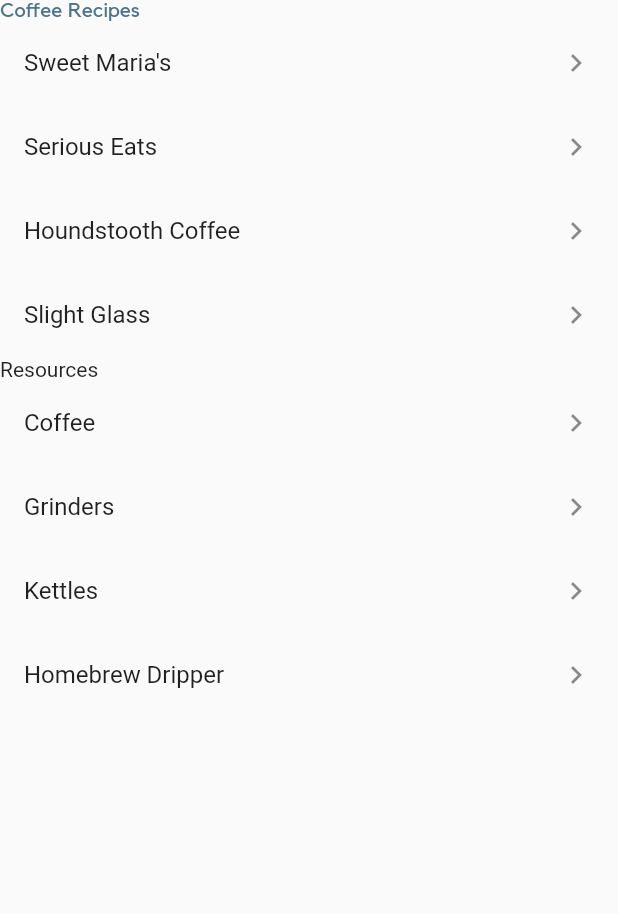
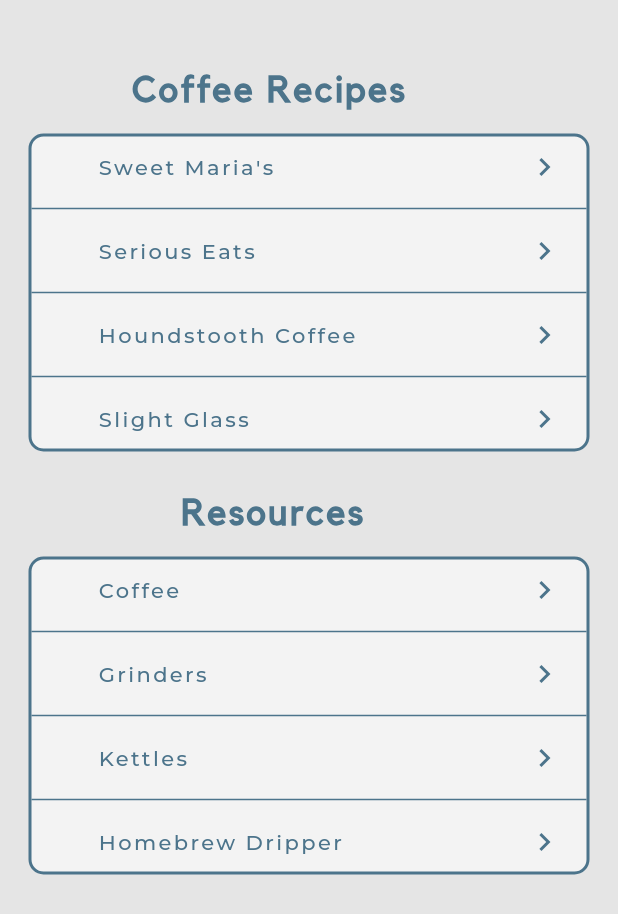
Before and after one commit to utrgv-software-engineering/homebrew-dripper-NoFlo911, a Flutter app: the screen it shows after launch, on a phone screen of 412 x 824 dp. Shown: the top 914 px of the screen. Run offline on Flutter 3.47's test engine with Material 2 defaults, Android fonts, the phone set to English and light mode, and no system bars; project files that could hold a hidden picture were left out.

Commit message:
selection

```diff
--- a/lib/screens/recipe_selection_screen.dart
+++ b/lib/screens/recipe_selection_screen.dart
@@ -9,20 +9,62 @@ class RecipeSelectionScreen extends StatelessWidget {
   @override
   Widget build(BuildContext context) {
     return Scaffold(
+      backgroundColor: Color(0xffe5e5e5),
       body: ListView(
         children: [
-          Text(
+          Container(
+            margin: EdgeInsets.fromLTRB(87, 49, 87, 16),
+            child: Text(
               "Coffee Recipes",
               key: Key("coffee-recipes"),
               style: TextStyle(
                   color: Color(0xff4c748b),
-              fontWeight: FontWeight.w400,
+                  fontWeight: FontWeight.w700,
                   fontFamily: "Kollektif",
+                  fontSize: 24,
+                  letterSpacing: 1.6),
             ),
           ),
-          RecipeList(),
-          Text("Resources", key: Key("resources-text")),
-          ResourceList()
+          Container(
+              decoration: BoxDecoration(
+                  color: Color(0xfff3f3f3),
+                  border: Border.all(
+                      color: Color(0xff4c748b),
+                      width: 2.0,
+                      style: BorderStyle.solid),
+                  borderRadius: BorderRadius.circular(10.0)),
+              margin: EdgeInsets.only(
+                left: 19,
+                bottom: 0,
+                right: 19,
+              ),
+              child: RecipeList()),
+          Container(
+            margin: EdgeInsets.fromLTRB(120, 30, 120, 16),
+            child: Text(
+              "Resources",
+              key: Key("resources-text"),
+              style: TextStyle(
+                  color: Color(0xff4c748b),
+                  fontWeight: FontWeight.w700,
+                  fontFamily: "Kollektif",
+                  fontSize: 24,
+                  letterSpacing: 1.6),
+            ),
+          ),
+          Container(
+              decoration: BoxDecoration(
+                  color: Color(0xfff3f3f3),
+                  border: Border.all(
+                      color: Color(0xff4c748b),
+                      width: 2.0,
+                      style: BorderStyle.solid),
+                  borderRadius: BorderRadius.circular(10.0)),
+              margin: EdgeInsets.only(
+                left: 19,
+                right: 19,
+              ),
+              child: ResourceList()),
         ],
       ),
     );
@@ -34,12 +76,22 @@ class RecipeList extends StatelessWidget {
 
   @override
   Widget build(BuildContext context) {
-    return Column(
-      children: [
+    return Column(children: <Widget>[
       for (CoffeeRecipe recipe in recipes)
+        Container(
+            child: Column(children: [
           ListTile(
-              title: Text(recipe.name),
-              trailing: Icon(Icons.chevron_right),
+              visualDensity: VisualDensity(vertical: -4),
+              title: Container(
+                  margin: EdgeInsets.only(left: 28),
+                  child: Text(recipe.name,
+                      style: TextStyle(
+                          color: Color(0xff4c748b),
+                          fontWeight: FontWeight.w500,
+                          fontFamily: "Montserrat",
+                          fontSize: 14,
+                          letterSpacing: 1.6))),
+              trailing: Icon(Icons.chevron_right, color: Color(0xff4c748b)),
               key: Key("recipe-tile${recipes.indexOf(recipe)}"),
               onTap: () {
                 Navigator.push(
@@ -47,9 +99,11 @@ class RecipeList extends StatelessWidget {
                   MaterialPageRoute(
                       builder: (context) => RecipeDetailScreen(recipe)),
                 );
-              })
-      ],
-    );
+              }),
+          if (recipe.name != "Slight Glass")
+            Divider(color: Color(0xff4c748b), thickness: 1)
+        ]))
+    ]);
   }
 }
 
@@ -61,16 +115,30 @@ class ResourceList extends StatelessWidget {
     return Column(
       children: [
         for (CoffeeResource resource in resources)
+          Container(
+              child: Column(children: [
             ListTile(
-              title: Text(resource.name,
-                  key: Key("${resource.name}Resource-tile")),
-              trailing: Icon(Icons.chevron_right),
+                visualDensity: VisualDensity(vertical: -4),
+                title: Container(
+                    margin: EdgeInsets.only(left: 28),
+                    child: Text(resource.name,
+                        key: Key("${resource.name}Resource-tile"),
+                        style: TextStyle(
+                            color: Color(0xff4c748b),
+                            fontWeight: FontWeight.w500,
+                            fontFamily: "Montserrat",
+                            fontSize: 14,
+                            letterSpacing: 1.6))),
+                trailing: Icon(Icons.chevron_right, color: Color(0xff4c748b)),
                 onTap: () async {
                   if (await canLaunchUrlString(resource.link)) {
                     await launchUrlString(resource.link,
                         mode: LaunchMode.inAppWebView);
                   }
-              })
+                }),
+            if (resource.name != "Homebrew Dripper")
+              Divider(color: Color(0xff4c748b), thickness: 1)
+          ]))
       ],
     );
   }
```
Lines whose indentation alone changed are shown as unchanged.
